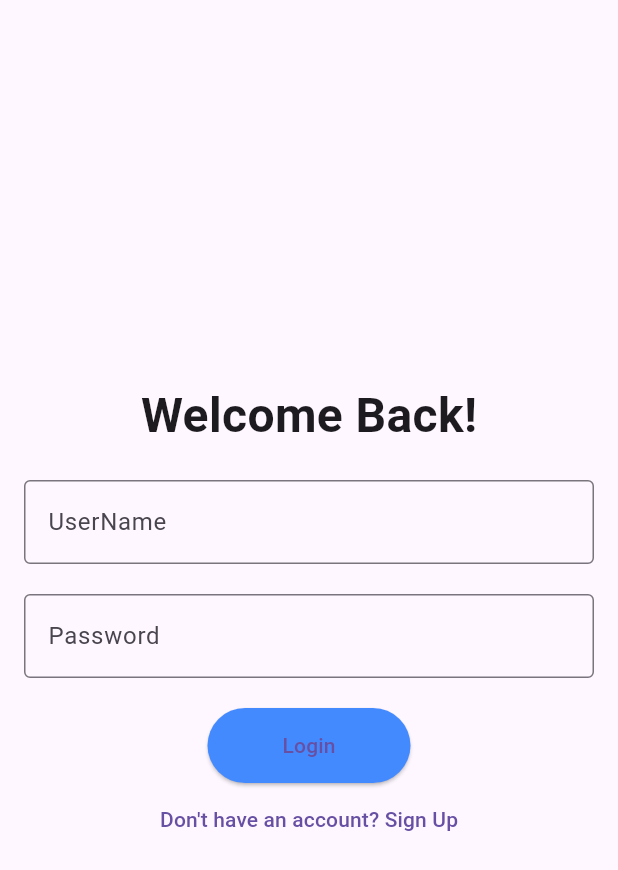
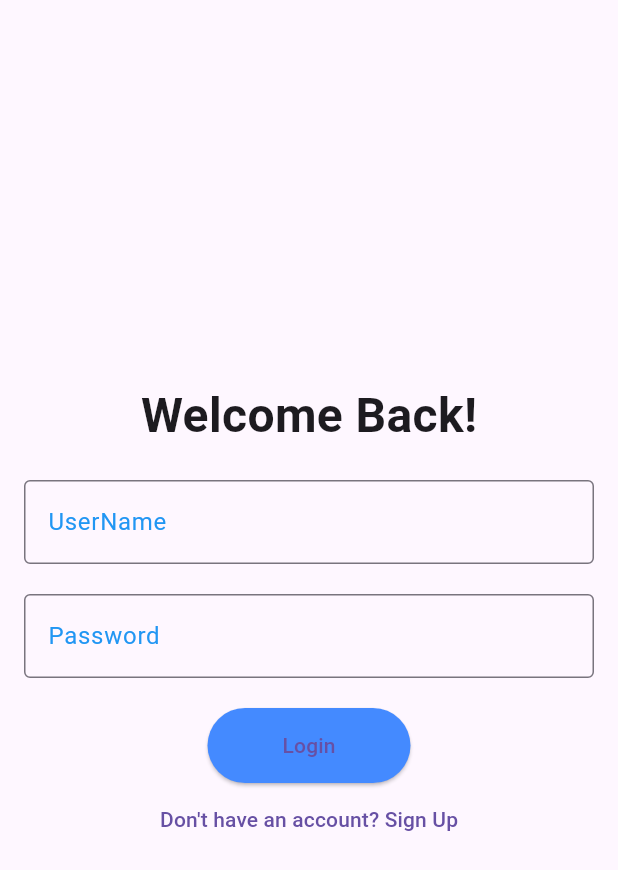
Before and after one commit to HarrisonPW/8803_FristP, a Flutter app: the screen it shows after launch, on a phone screen of 412 x 824 dp. Shown: the top 870 px of the screen. Run offline on Flutter 3.47's test engine with Material 3 defaults, Android fonts, the phone set to English and light mode, and no system bars; our stand-ins replace fluttertoast, geolocator.

Commit message:
change the text color

```diff
--- a/frontend1/my_game/lib/screens/login_screen.dart
+++ b/frontend1/my_game/lib/screens/login_screen.dart
@@ -20,12 +20,12 @@ class LoginScreen extends StatelessWidget {
               SizedBox(height: 20),
               TextField(
                 controller: userNameController,
-                decoration: InputDecoration(labelText: "UserName", border: OutlineInputBorder()),
+                decoration: InputDecoration(labelText: "UserName", border: OutlineInputBorder(), labelStyle: TextStyle(color: Colors.blue)),
               ),
               SizedBox(height: 20),
               TextField(
                 controller: passwordController,
-                decoration: InputDecoration(labelText: "Password", border: OutlineInputBorder()),
+                decoration: InputDecoration(labelText: "Password", border: OutlineInputBorder(), labelStyle: TextStyle(color: Colors.blue)),
                 obscureText: true,
               ),
               SizedBox(height: 20),
```
